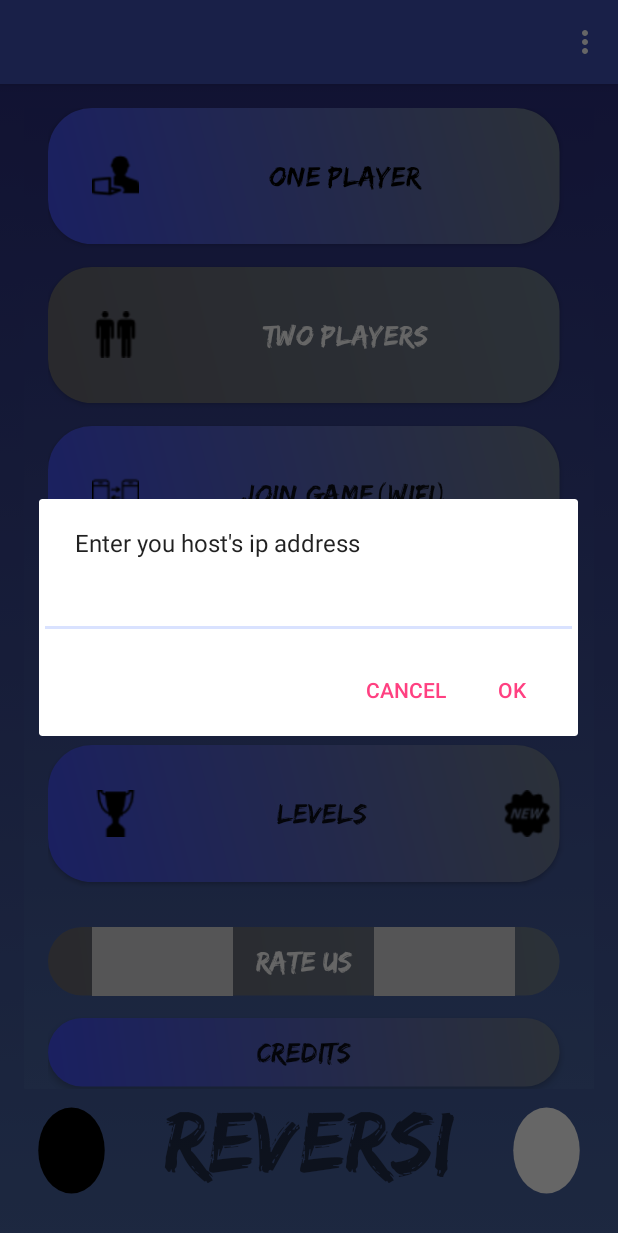
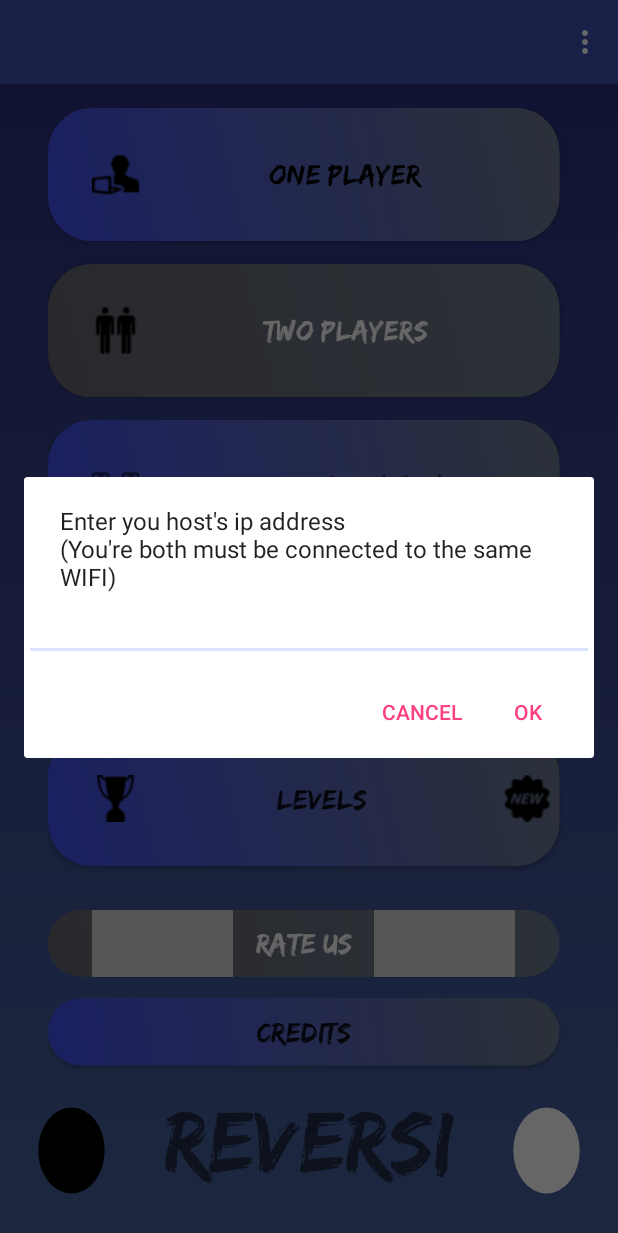
Before and after one commit to erez1atar/RevGame, an Android app: the screen it shows after launch (MainActivity), after a tap on "JOIN GAME(WIFI)", on a phone screen of 412 x 824 dp. Shown: the top 1233 px of the screen. Run offline under Robolectric (Android 15) with nearby library versions, the phone set to English and light mode, and no system bars; our stand-ins replace AdMob; libraries missing offline, so code that uses them is left out: com.crashlytics.android, io.fabric.sdk; 3 statements that could not run were skipped.

Commit message:
minor change main degign

```diff
--- a/app/build.gradle
+++ b/app/build.gradle
@@ -8,8 +8,8 @@ android {
         applicationId "reversi.android.game.com.r.reversi"
         minSdkVersion 16
         targetSdkVersion 23
-        versionCode 51
-        versionName "6.2"
+        versionCode 52
+        versionName "6.3"
     }
     buildTypes {
         release {
--- a/app/src/main/java/reversi/android/game/com/r/reversi/Presention/MainActivity.java
+++ b/app/src/main/java/reversi/android/game/com/r/reversi/Presention/MainActivity.java
@@ -275,7 +275,7 @@ public class MainActivity extends AppCompatActivity implements SharedPreferences
                 App.Instance.getGoogleAnalytics().TrackGameTypeEvent(GoogleAnalyticsHelper.JOIN_PLAYERS_GAME_PRESSED);
                 App.setIsLevelsMode(false);
                 AlertDialog.Builder alertDialogBuilder = new AlertDialog.Builder(MainActivity.this);
-                alertDialogBuilder.setMessage("Enter you host's ip address");
+                alertDialogBuilder.setMessage("Enter you host's ip address\n(You're both must be connected to the same WIFI)");
                 final EditText editText = new EditText(App.Instance);
                 editText.setTextColor(Color.BLUE);
                 alertDialogBuilder.setView(editText);
@@ -430,7 +430,7 @@ public class MainActivity extends AppCompatActivity implements SharedPreferences
             else if(gameState.compareTo(getString(R.string.wait_for_opp_join)) == 0)
             {
                 AlertDialog.Builder alertDialogBuilder = new AlertDialog.Builder(MainActivity.this);
-                alertDialogBuilder.setMessage("Waiting..." + "\n" + "Your ip is " + App.wifiIpAddress());
+                alertDialogBuilder.setMessage("Waiting..." + "\n" + "Your ip is " + App.wifiIpAddress() + "\n  (You're both must be connected to the same WIFI)");
                 alertDialog = alertDialogBuilder.create();
                 alertDialog.show();
             }
--- a/app/src/main/res/layout/activity_main.xml
+++ b/app/src/main/res/layout/activity_main.xml
@@ -20,7 +20,6 @@
         android:layout_weight="8"
         android:paddingLeft="16dp"
         android:paddingRight="16dp"
-        android:background="@drawable/main_backgound"
         android:orientation="vertical"
         >
 
@@ -139,6 +138,11 @@
             android:background="@drawable/button_style_2"
             android:id="@+id/creditsButton"/>
 
+        <android.support.v4.widget.Space
+            android:layout_width="match_parent"
+            android:layout_height="0dp"
+            android:layout_weight="0.15"/>
+
     </LinearLayout>
 
 
```
